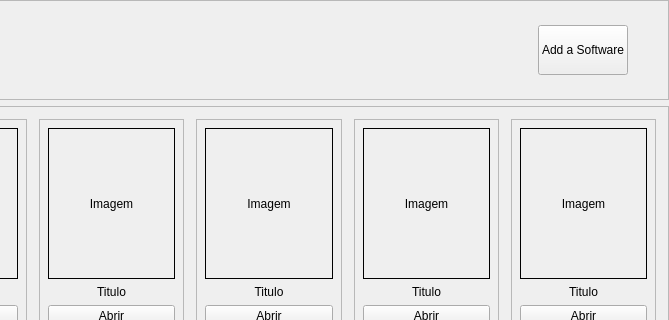
Above: dotLauncher.ui from Dotzin/DotLauncher_ before the change; both pictures show x 131 to 800 and y 0 to 320 of the 800 by 600 pixel window. Below: the same form after it.
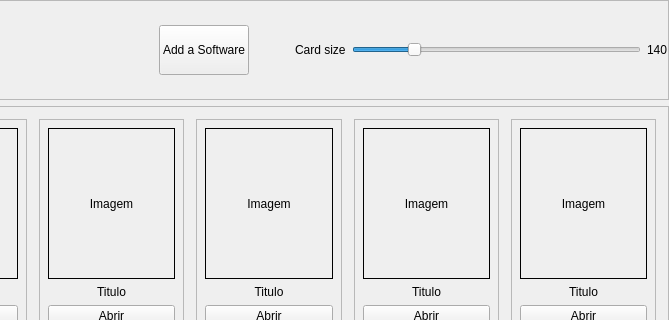
That is the form after the change.

Commit message: feat: Card size slider

```diff
--- a/dotLauncher.ui
+++ b/dotLauncher.ui
@@ -114,6 +114,42 @@
          </property>
         </spacer>
        </item>
+       <item>
+        <widget class="QLabel" name="cardSizeLabel">
+         <property name="text">
+          <string>Card size</string>
+         </property>
+        </widget>
+       </item>
+       <item>
+        <widget class="QSlider" name="cardSizeSlider">
+         <property name="minimumSize">
+          <size>
+           <width>160</width>
+           <height>0</height>
+          </size>
+         </property>
+         <property name="minimum">
+          <number>120</number>
+         </property>
+         <property name="maximum">
+          <number>220</number>
+         </property>
+         <property name="value">
+          <number>140</number>
+         </property>
+         <property name="orientation">
+          <enum>Qt::Orientation::Horizontal</enum>
+         </property>
+        </widget>
+       </item>
+       <item>
+        <widget class="QLabel" name="cardSizeValueLabel">
+         <property name="text">
+          <string>140</string>
+         </property>
+        </widget>
+       </item>
       </layout>
      </widget>
     </item>
```
Left out of the diff: 171 changed lines with no effect on the pictures. Lines whose indentation alone changed are shown as unchanged. The commit also changes 2 other files.
